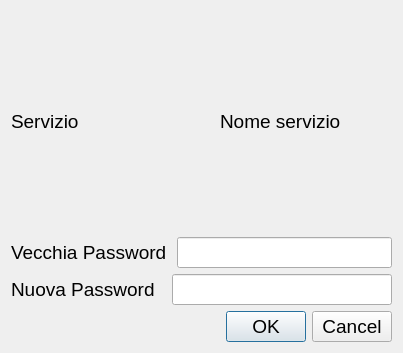
This is src/ui/modifica_servizio.ui in fgirlanda/GP2 as Qt 5 draws it before an edit. The edited form follows.
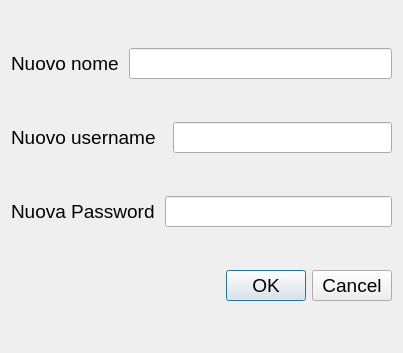
This is the edited form.

Commit message: vers 1 gui completata

Patch:
```diff
--- a/src/ui/modifica_servizio.ui
+++ b/src/ui/modifica_servizio.ui
@@ -13,40 +13,7 @@
   <property name="windowTitle">
    <string>Aggiungi servizio</string>
   </property>
-  <layout class="QVBoxLayout" name="verticalLayout_2">
-   <item>
     <layout class="QVBoxLayout" name="verticalLayout">
-     <item>
-      <layout class="QHBoxLayout" name="horizontalLayout">
-       <property name="spacing">
-        <number>37</number>
-       </property>
-       <item>
-        <widget class="QLabel" name="label">
-         <property name="font">
-          <font>
-           <pointsize>14</pointsize>
-          </font>
-         </property>
-         <property name="text">
-          <string>Servizio</string>
-         </property>
-        </widget>
-       </item>
-       <item>
-        <widget class="QLabel" name="label_4">
-         <property name="font">
-          <font>
-           <pointsize>14</pointsize>
-          </font>
-         </property>
-         <property name="text">
-          <string>Nome servizio</string>
-         </property>
-        </widget>
-       </item>
-      </layout>
-     </item>
      <item>
       <layout class="QHBoxLayout" name="horizontalLayout_2">
        <property name="spacing">
@@ -60,7 +27,7 @@
           </font>
          </property>
          <property name="text">
-          <string>Vecchia Password</string>
+        <string>Nuovo nome</string>
          </property>
         </widget>
        </item>
@@ -88,7 +55,7 @@
           </font>
          </property>
          <property name="text">
-          <string>Nuova Password</string>
+        <string>Nuovo username</string>
          </property>
         </widget>
        </item>
@@ -102,6 +69,32 @@
         </widget>
        </item>
       </layout>
+   </item>
+   <item>
+    <layout class="QHBoxLayout" name="horizontalLayout_5">
+     <property name="spacing">
+      <number>10</number>
+     </property>
+     <item>
+      <widget class="QLabel" name="label_5">
+       <property name="font">
+        <font>
+         <pointsize>14</pointsize>
+        </font>
+       </property>
+       <property name="text">
+        <string>Nuova Password</string>
+       </property>
+      </widget>
+     </item>
+     <item>
+      <widget class="QLineEdit" name="lineEdit_5">
+       <property name="font">
+        <font>
+         <pointsize>14</pointsize>
+        </font>
+       </property>
+      </widget>
      </item>
     </layout>
    </item>
```
Lines whose indentation alone changed are shown as unchanged. The commit also changes 3 other files.
